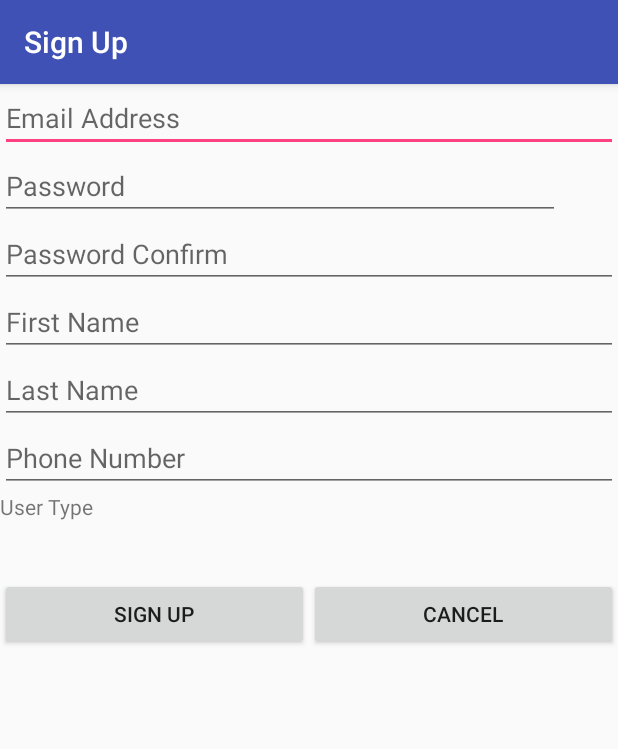
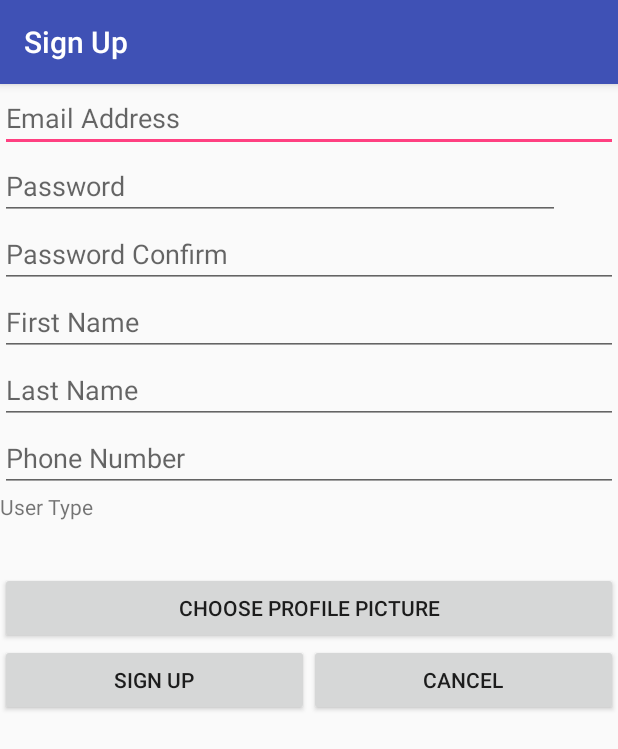
Before and after one commit to baarian13/ParkHere_new, an Android app: the SignUpActivity screen opened directly, with no data from a screen before it, on a phone screen of 412 x 824 dp. Shown: the top 749 px of the screen. Run offline under Robolectric (Android 15) with nearby library versions, the phone set to English and light mode, and no system bars.

Commit message:
[incomplete] Can choose profile picture upon sign up.
From http://stackoverflow.com/questions/2169649/ Doesn't pass this
information to the server. Doesn't check for permission.

```diff
--- a/app/src/main/res/layout/activity_sign_up.xml
+++ b/app/src/main/res/layout/activity_sign_up.xml
@@ -84,6 +84,12 @@
         android:id="@+id/userType"
         android:layout_weight="0.09" />
 
+    <Button
+        android:id="@+id/sign_up_profile_picture_button"
+        android:layout_width="match_parent"
+        android:layout_height="wrap_content"
+        android:text="@string/choose_profile_picture"/>
+
     <LinearLayout
         android:orientation="horizontal"
         android:layout_width="match_parent"
--- a/app/src/main/res/values/strings.xml
+++ b/app/src/main/res/values/strings.xml
@@ -23,6 +23,7 @@
 
     <!-- Strings related to Sign Up -->
     <string name="title_activity_sign_up">Sign Up</string>
+    <string name="choose_profile_picture">Choose Profile Picture</string>
 
     <!--filter search results-->
     <string name="navigation_drawer_open">Open navigation drawer</string>
```
Also changed, not shown: app/src/main/java/com/lazeebear/parkhere/SignUpActivity.java (+54 -0 lines).
